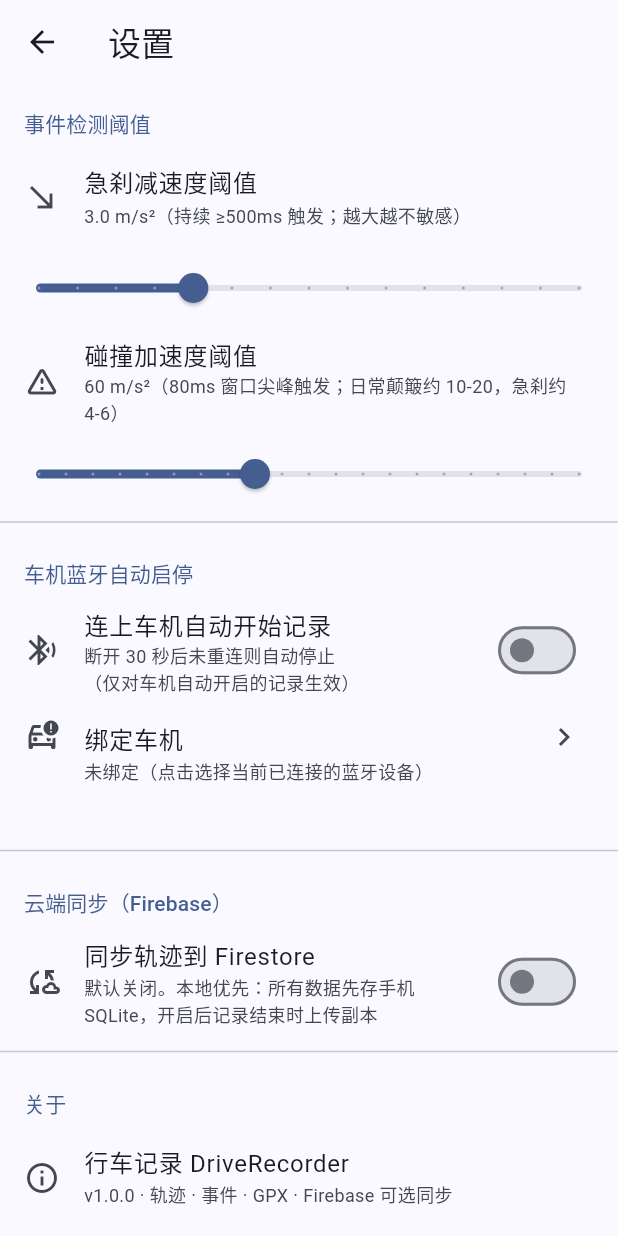
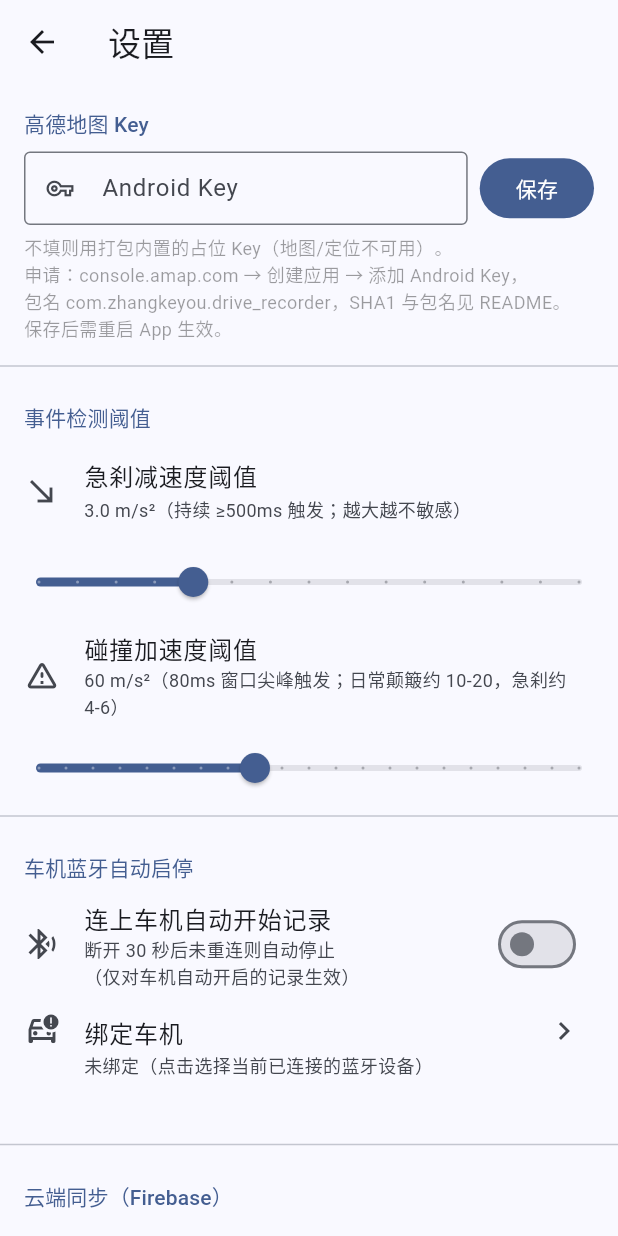
Before and after one commit to Cpu1998/drive-recorder, a Flutter app: the screen it shows after launch, after a tap on the "settings" icon, on a phone screen of 412 x 824 dp. Run offline on Flutter 3.47's test engine with Material 3 defaults, Android fonts, the phone set to English and light mode, and no system bars; our stand-ins replace cloud_firestore, firebase_core, flutter_blue_plus, image_picker, permission_handler, sensors_plus and 3 more; missing offline and left inert: amap_flutter_location, x_amap_base; accounts and stored records are empty.

Commit message:
feat(settings): App 内直接配置高德 Key，免重新打包
设置页新增「高德地图 Key」输入框：保存到 SharedPreferences，
地图创建时经 AMapInitializer.init(apiKey:) 注入、启动时经
AMapFlutterLocation.setApiKey 注入定位 SDK。不填则回退 manifest
内置占位 Key。README 高德 Key 配置改为两种方式（App 内配置为推荐）。
版本 1.2.1。

```diff
--- a/lib/main.dart
+++ b/lib/main.dart
@@ -8,6 +8,8 @@ import 'providers/recording_provider.dart';
 import 'providers/settings_provider.dart';
 import 'providers/tracks_provider.dart';
 import 'services/bluetooth_car_service.dart';
+import 'package:amap_flutter_location/amap_flutter_location.dart';
+
 import 'services/database/app_database.dart';
 import 'services/sample_track_seeder.dart';
 import 'services/settings_service.dart';
@@ -38,6 +40,13 @@ Future<void> main() async {
       address: settings.btDeviceAddress!,
     );
   }
+  // 高德定位 Key：设置页配置的 Key 在启动时注入定位 SDK（SDK 限制：
+  // 只能在创建定位客户端前设置，故放启动路径；地图 Key 则在地图组件内注入）
+  final amapKey = settings.amapKey;
+  if (amapKey.isNotEmpty) {
+    AMapFlutterLocation.setApiKey(amapKey, '');
+  }
+
   bluetooth.autoEnabled = settings.btAutoEnabled;
   try {
     await bluetooth.start();
--- a/lib/providers/settings_provider.dart
+++ b/lib/providers/settings_provider.dart
@@ -31,6 +31,10 @@ class SettingsProvider extends ChangeNotifier {
   String? _btDeviceAddress;
   String? get btDeviceAddress => _btDeviceAddress;
 
+  // —— 高德 Key ——
+  String _amapKey = '';
+  String get amapKey => _amapKey;
+
   // —— 同步 ——
   bool _syncEnabled = false;
   bool get syncEnabled => _syncEnabled;
@@ -45,6 +49,7 @@ class SettingsProvider extends ChangeNotifier {
     _btDeviceName = _settings.btDeviceName;
     _btDeviceAddress = _settings.btDeviceAddress;
     _syncEnabled = _settings.syncEnabled;
+    _amapKey = _settings.amapKey;
     notifyListeners();
   }
 
@@ -58,6 +63,12 @@ class SettingsProvider extends ChangeNotifier {
     _collisionThreshold = v;
     notifyListeners();
     await _settings.setCollisionThreshold(v);
+  }
+
+  Future<void> setAmapKey(String v) async {
+    _amapKey = v;
+    notifyListeners();
+    await _settings.setAmapKey(v);
   }
 
   Future<void> setBtAutoEnabled(bool v) async {
--- a/lib/screens/detail_screen.dart
+++ b/lib/screens/detail_screen.dart
@@ -9,6 +9,7 @@ import 'package:share_plus/share_plus.dart';
 import '../models/drive_event.dart';
 import '../models/track.dart';
 import '../models/track_point.dart';
+import '../providers/settings_provider.dart';
 import '../providers/tracks_provider.dart';
 import '../services/gpx_service.dart';
 import '../utils/formatters.dart';
@@ -104,6 +105,7 @@ class _DetailScreenState extends State<DetailScreen> {
     final photoEvents = (_events ?? const <DriveEvent>[])
         .where((e) => e.type == DriveEventType.photo)
         .toList(growable: false);
+    final amapKey = context.watch<SettingsProvider>().amapKey;
     return Scaffold(
       appBar: AppBar(
         title: Text(_track?.name ?? '轨迹详情'),
@@ -132,6 +134,7 @@ class _DetailScreenState extends State<DetailScreen> {
                         track: _track!,
                         points: _points ?? const [],
                         events: _events ?? const [],
+                        amapKey: amapKey,
                       ),
                     ),
                     if ((_events ?? []).isNotEmpty)
--- a/lib/screens/settings_screen.dart
+++ b/lib/screens/settings_screen.dart
@@ -16,16 +16,89 @@ class SettingsScreen extends StatefulWidget {
 
 class _SettingsScreenState extends State<SettingsScreen> {
   final _permissions = PermissionService();
+  final _amapKeyController = TextEditingController();
+  bool _amapKeyEdited = false;
+  bool _amapKeySynced = false;
+
+  @override
+  void initState() {
+    super.initState();
+    _amapKeyController.addListener(() => _amapKeyEdited = true);
+  }
+
+  @override
+  void dispose() {
+    _amapKeyController.dispose();
+    super.dispose();
+  }
+
+  Future<void> _saveAmapKey() async {
+    final key = _amapKeyController.text.trim();
+    await context.read<SettingsProvider>().setAmapKey(key);
+    if (!mounted) return;
+    ScaffoldMessenger.of(context).showSnackBar(SnackBar(
+      content: Text(key.isEmpty ? '已清除高德 Key，重启 App 后生效' : '已保存，重启 App 后生效（定位 SDK 需启动时注入）'),
+      duration: const Duration(seconds: 3),
+    ));
+  }
 
   @override
   Widget build(BuildContext context) {
     final s = context.watch<SettingsProvider>();
     final btState = context.watch<BluetoothStateProvider>().state;
+    // 首次加载后同步已存的 Key 到输入框（用户未手动编辑时）
+    if (!_amapKeyEdited && !_amapKeySynced && s.amapKey.isNotEmpty) {
+      _amapKeyController.text = s.amapKey;
+      _amapKeySynced = true;
+    }
 
     return Scaffold(
       appBar: AppBar(title: const Text('设置')),
       body: ListView(
         children: [
+          // —— 高德 Key ——
+          _sectionHeader(context, '高德地图 Key'),
+          Padding(
+            padding: const EdgeInsets.fromLTRB(16, 4, 16, 8),
+            child: Column(
+              crossAxisAlignment: CrossAxisAlignment.start,
+              children: [
+                Row(
+                  children: [
+                    Expanded(
+                      child: TextField(
+                        controller: _amapKeyController,
+                        decoration: const InputDecoration(
+                          prefixIcon: Icon(Icons.vpn_key_outlined),
+                          border: OutlineInputBorder(),
+                          isDense: true,
+                          labelText: 'Android Key',
+                          hintText: '32 位，在高德开放平台创建',
+                        ),
+                        onSubmitted: (_) => _saveAmapKey(),
+                      ),
+                    ),
+                    const SizedBox(width: 8),
+                    FilledButton(
+                      onPressed: _saveAmapKey,
+                      child: const Text('保存'),
+                    ),
+                  ],
+                ),
+                const SizedBox(height: 6),
+                Text(
+                  '不填则用打包内置的占位 Key（地图/定位不可用）。\n'
+                  '申请：console.amap.com → 创建应用 → 添加 Android Key，\n'
+                  '包名 com.zhangkeyou.drive_recorder，SHA1 与包名见 README。\n'
+                  '保存后需重启 App 生效。',
+                  style: TextStyle(
+                      fontSize: 12, color: Theme.of(context).disabledColor),
+                ),
+              ],
+            ),
+          ),
+          const Divider(),
+
           // —— 事件检测阈值 ——
           _sectionHeader(context, '事件检测阈值'),
           ListTile(
--- a/lib/services/settings_service.dart
+++ b/lib/services/settings_service.dart
@@ -46,6 +46,10 @@ class SettingsService {
   Future<void> setSyncEnabled(bool v) =>
       prefs.setBool(PrefKeys.syncEnabled, v);
 
+  // —— 高德 Key（App 内配置）——
+  String get amapKey => prefs.getString(PrefKeys.amapKey) ?? '';
+  Future<void> setAmapKey(String v) => prefs.setString(PrefKeys.amapKey, v);
+
   // —— 高德隐私 ——
   bool get amapPrivacyAgreed =>
       prefs.getBool(PrefKeys.amapPrivacyAgreed) ?? false;
--- a/lib/utils/constants.dart
+++ b/lib/utils/constants.dart
@@ -10,6 +10,9 @@ class PrefKeys {
   static const btDeviceAddress = 'bt_device_address';
   static const syncEnabled = 'sync_enabled';
   static const amapPrivacyAgreed = 'amap_privacy_agreed';
+
+  /// 高德 Android Key（App 内配置，运行时注入地图/定位 SDK）。
+  static const amapKey = 'amap_android_key';
 }
 
 /// 定位自适应频率。
--- a/lib/widgets/track_map_view.dart
+++ b/lib/widgets/track_map_view.dart
@@ -48,11 +48,15 @@ class TrackMapView extends StatefulWidget {
   final List<TrackPoint> points;
   final List<DriveEvent> events;
 
+  /// 高德 Android Key（设置页配置，运行时注入）；空则走 manifest 内置。
+  final String? amapKey;
+
   const TrackMapView({
     super.key,
     required this.track,
     required this.points,
     required this.events,
+    this.amapKey,
   });
 
   @override
@@ -209,8 +213,14 @@ class _TrackMapViewState extends State<TrackMapView> {
     }
 
     // 按官方示例要求：在 AMapWidget 创建前完成初始化与合规声明
-    // （Android Key 走 AndroidManifest meta-data，这里不传 apiKey）
-    amap.AMapInitializer.init(context);
+    // 优先用设置页配置的 Key（运行时注入），否则走 manifest meta-data
+    final key = widget.amapKey ?? '';
+    amap.AMapInitializer.init(
+      context,
+      apiKey: key.isEmpty
+          ? null
+          : AMapApiKey(androidKey: key, iosKey: ''),
+    );
     amap.AMapInitializer.updatePrivacyAgree(
       const AMapPrivacyStatement(hasContains: true, hasShow: true, hasAgree: true),
     );
--- a/pubspec.yaml
+++ b/pubspec.yaml
@@ -16,7 +16,7 @@ publish_to: 'none' # Remove this line if you wish to publish to pub.dev
 # https://developer.apple.com/library/archive/documentation/General/Reference/InfoPlistKeyReference/Articles/CoreFoundationKeys.html
 # In Windows, build-name is used as the major, minor, and patch parts
 # of the product and file versions while build-number is used as the build suffix.
-version: 1.2.0+1
+version: 1.2.1+1
 
 environment:
   sdk: ^3.9.2
```
Also changed, not shown: pubspec.lock, 2 other files.
